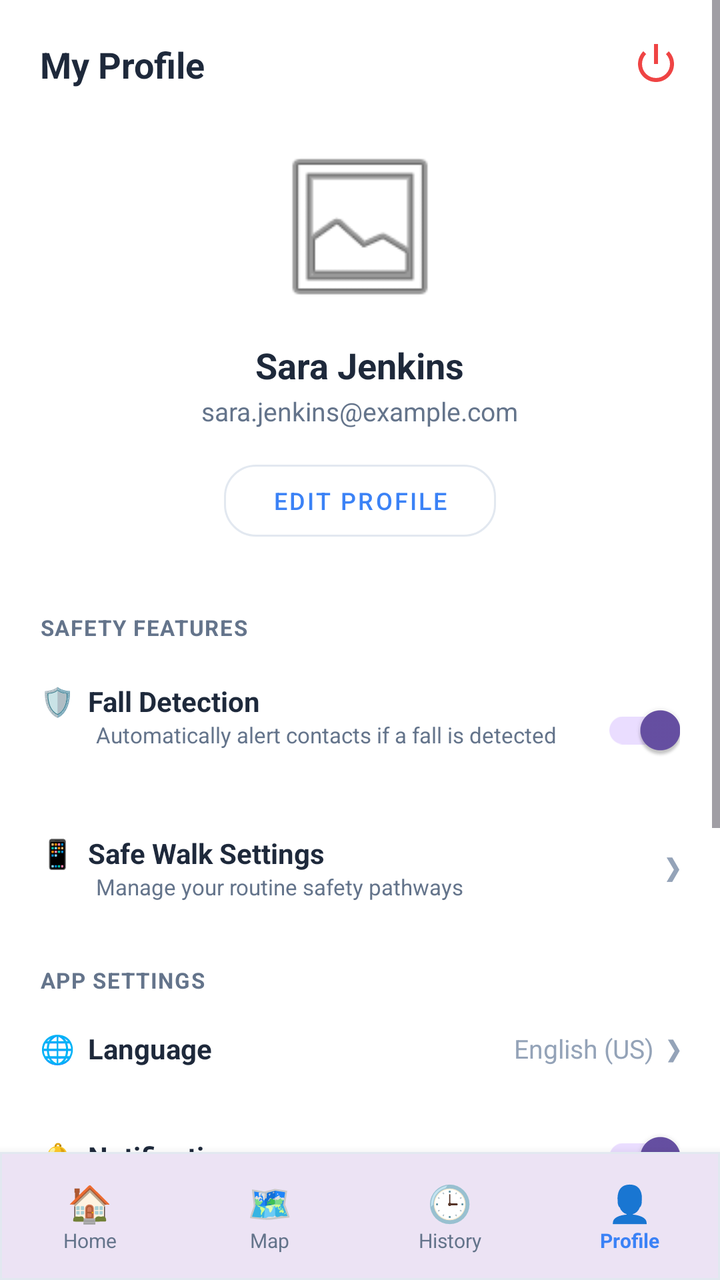
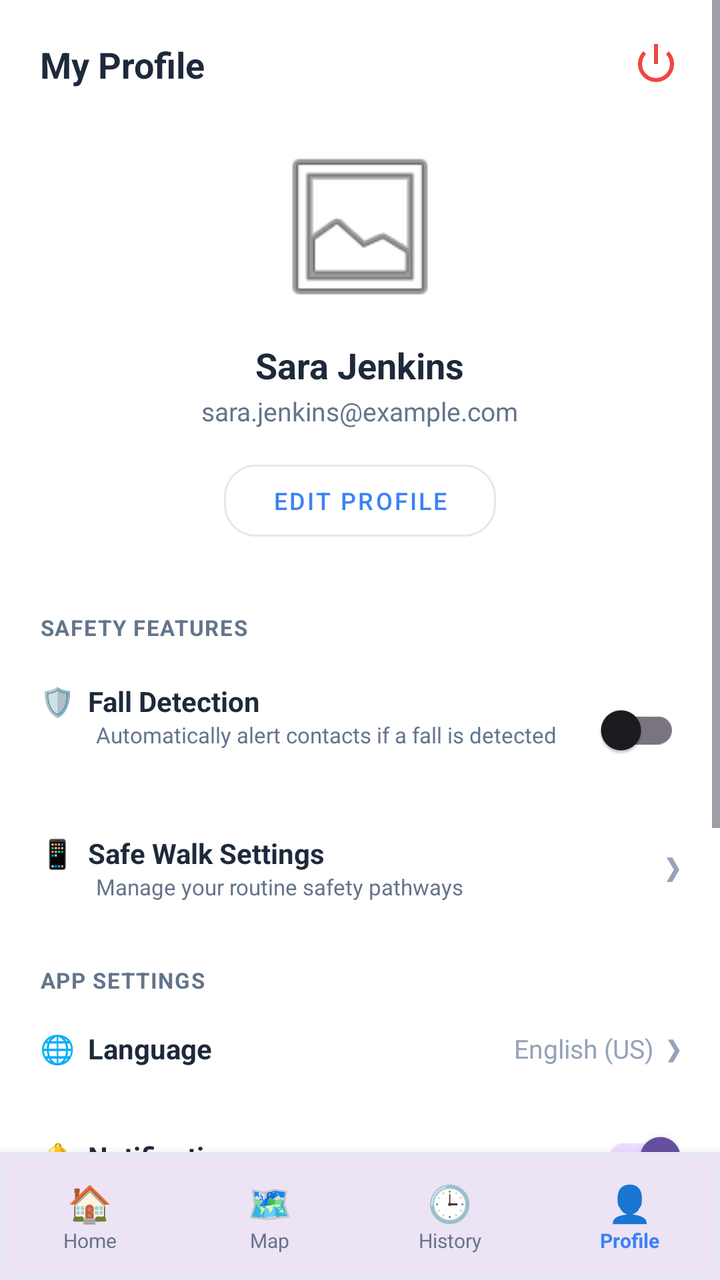

Screens rendered from an Android XML layout before and after an edit, with the pre-edit source and the edit as a unified diff.
<!-- AndroidManifest.xml: application theme Theme.SafeRoute -->
<!-- res/layout/fragment_profile.xml -->
<?xml version="1.0" encoding="utf-8"?>
<RelativeLayout xmlns:android="http://schemas.android.com/apk/res/android"
    xmlns:app="http://schemas.android.com/apk/res-auto"
    android:layout_width="match_parent"
    android:layout_height="match_parent"
    android:background="#FFFFFF">

    <ScrollView
        android:layout_width="match_parent"
        android:layout_height="match_parent"
        android:layout_above="@id/bottomNavigationContainer"
        android:fillViewport="true">

        <LinearLayout
            android:layout_width="match_parent"
            android:layout_height="wrap_content"
            android:orientation="vertical"
            android:padding="20dp"
            android:gravity="center_horizontal">

            <RelativeLayout
                android:layout_width="match_parent"
                android:layout_height="wrap_content">
                <TextView
                    android:layout_width="wrap_content"
                    android:layout_height="wrap_content"
                    android:text="My Profile"
                    android:textColor="#1E293B"
                    android:textStyle="bold"
                    android:textSize="18sp"/>
                <ImageView
                    android:id="@+id/btnExitApp"
                    android:layout_width="24dp"
                    android:layout_height="24dp"
                    android:layout_alignParentEnd="true"
                    android:src="@android:drawable/ic_lock_power_off"
                    app:tint="#EF4444"/>
            </RelativeLayout>

            <com.google.android.material.imageview.ShapeableImageView
                android:id="@+id/ivUserProfile"
                android:layout_width="90dp"
                android:layout_height="90dp"
                android:layout_marginTop="24dp"
                android:src="@android:drawable/ic_menu_gallery"
                app:shapeAppearanceOverlay="@style/ShapeAppearance.MaterialComponents.LargeComponent"
                android:scaleType="centerCrop"/>

            <TextView
                android:id="@+id/tvProfileName"
                android:layout_width="wrap_content"
                android:layout_height="wrap_content"
                android:text="Sara Jenkins"
                android:textColor="#1E293B"
                android:textStyle="bold"
                android:textSize="18sp"
                android:layout_marginTop="12dp"/>

            <TextView
                android:id="@+id/tvProfileEmail"
                android:layout_width="wrap_content"
                android:layout_height="wrap_content"
                android:text="sara.jenkins@example.com"
                android:textColor="#64748B"
                android:textSize="13sp"
                android:layout_marginTop="2dp"/>

            <com.google.android.material.button.MaterialButton
                android:id="@+id/btnEditProfile"
                style="@style/Widget.MaterialComponents.Button.OutlinedButton"
                android:layout_width="wrap_content"
                android:layout_height="wrap_content"
                android:layout_marginTop="12dp"
                android:text="Edit Profile"
                android:textColor="#3B82F6"
                android:textSize="12sp"
                app:strokeColor="#E2E8F0"
                app:cornerRadius="16dp"
                android:paddingHorizontal="24dp"/>

            <TextView
                android:layout_width="wrap_content"
                android:layout_height="wrap_content"
                android:text="SAFETY FEATURES"
                android:textColor="#64748B"
                android:textSize="11sp"
                android:textStyle="bold"
                android:layout_gravity="start"
                android:layout_marginTop="32dp"
                android:letterSpacing="0.05"/>

            <RelativeLayout
                android:layout_width="match_parent"
                android:layout_height="wrap_content"
                android:layout_marginTop="12dp"
                android:paddingVertical="8dp">
                <TextView
                    android:id="@+id/tvFallTitle"
                    android:layout_width="wrap_content"
                    android:layout_height="wrap_content"
                    android:text="🛡️  Fall Detection"
                    android:textColor="#1E293B"
                    android:textStyle="bold"
                    android:textSize="14sp"/>
                <TextView
                    android:layout_width="wrap_content"
                    android:layout_height="wrap_content"
                    android:layout_below="@id/tvFallTitle"
                    android:layout_marginStart="28dp"
                    android:text="Automatically alert contacts if a fall is detected"
                    android:textColor="#64748B"
                    android:textSize="11sp"/>
                <com.google.android.material.switchmaterial.SwitchMaterial
                    android:id="@+id/switchFallDetection"
                    android:layout_width="wrap_content"
                    android:layout_height="wrap_content"
                    android:layout_alignParentEnd="true"
                    android:layout_centerVertical="true"
                    android:checked="true"/>
            </RelativeLayout>

            <RelativeLayout
                android:id="@+id/btnSafeWalkSettings"
                android:layout_width="match_parent"
                android:layout_height="wrap_content"
                android:layout_marginTop="12dp"
                android:paddingVertical="8dp">
                <TextView
                    android:id="@+id/tvWalkTitle"
                    android:layout_width="wrap_content"
                    android:layout_height="wrap_content"
                    android:text="📱  Safe Walk Settings"
                    android:textColor="#1E293B"
                    android:textStyle="bold"
                    android:textSize="14sp"/>
                <TextView
                    android:layout_width="wrap_content"
                    android:layout_height="wrap_content"
                    android:layout_below="@id/tvWalkTitle"
                    android:layout_marginStart="28dp"
                    android:text="Manage your routine safety pathways"
                    android:textColor="#64748B"
                    android:textSize="11sp"/>
                <TextView
                    android:layout_width="wrap_content"
                    android:layout_height="wrap_content"
                    android:layout_alignParentEnd="true"
                    android:layout_centerVertical="true"
                    android:text="❯"
                    android:textColor="#94A3B8"/>
            </RelativeLayout>

            <TextView
                android:layout_width="wrap_content"
                android:layout_height="wrap_content"
                android:text="APP SETTINGS"
                android:textColor="#64748B"
                android:textSize="11sp"
                android:textStyle="bold"
                android:layout_gravity="start"
                android:layout_marginTop="24dp"
                android:letterSpacing="0.05"/>

            <RelativeLayout
                android:id="@+id/btnLanguage"
                android:layout_width="match_parent"
                android:layout_height="54dp">
                <TextView
                    android:layout_width="wrap_content"
                    android:layout_height="wrap_content"
                    android:layout_centerVertical="true"
                    android:text="🌐  Language"
                    android:textColor="#1E293B"
                    android:textSize="14sp"
                    android:textStyle="bold"/>
                <TextView
                    android:layout_width="wrap_content"
                    android:layout_height="wrap_content"
                    android:layout_alignParentEnd="true"
                    android:layout_centerVertical="true"
                    android:text="English (US)  ❯"
                    android:textColor="#94A3B8"
                    android:textSize="13sp"/>
            </RelativeLayout>

            <RelativeLayout
                android:layout_width="match_parent"
                android:layout_height="54dp">
                <TextView
                    android:layout_width="wrap_content"
                    android:layout_height="wrap_content"
                    android:layout_centerVertical="true"
                    android:text="🔔  Notifications"
                    android:textColor="#1E293B"
                    android:textSize="14sp"
                    android:textStyle="bold"/>
                <com.google.android.material.switchmaterial.SwitchMaterial
                    android:id="@+id/switchNotifications"
                    android:layout_width="wrap_content"
                    android:layout_height="wrap_content"
                    android:layout_alignParentEnd="true"
                    android:layout_centerVertical="true"
                    android:checked="true"/>
            </RelativeLayout>

            <RelativeLayout
                android:layout_width="match_parent"
                android:layout_height="54dp">
                <TextView
                    android:layout_width="wrap_content"
                    android:layout_height="wrap_content"
                    android:layout_centerVertical="true"
                    android:text="🌙  Dark Mode"
                    android:textColor="#1E293B"
                    android:textSize="14sp"
                    android:textStyle="bold"/>
                <com.google.android.material.switchmaterial.SwitchMaterial
                    android:id="@+id/switchDarkMode"
                    android:layout_width="wrap_content"
                    android:layout_height="wrap_content"
                    android:layout_alignParentEnd="true"
                    android:layout_centerVertical="true"/>
            </RelativeLayout>

            <LinearLayout
                android:id="@+id/btnLogoutClick"
                android:layout_width="match_parent"
                android:layout_height="wrap_content"
                android:orientation="horizontal"
                android:gravity="center"
                android:layout_marginTop="32dp"
                android:padding="12dp">
                <TextView
                    android:layout_width="wrap_content"
                    android:layout_height="wrap_content"
                    android:text="↩️  Logout"
                    android:textColor="#EF4444"
                    android:textSize="15sp"
                    android:textStyle="bold"/>
            </LinearLayout>

            <TextView
                android:layout_width="wrap_content"
                android:layout_height="wrap_content"
                android:text="SAFEROUTE V2.4.0"
                android:textColor="#94A3B8"
                android:textSize="10sp"
                android:textStyle="bold"
                android:layout_marginTop="16dp"
                android:layout_marginBottom="16dp"
                android:letterSpacing="0.05"/>
        </LinearLayout>
    </ScrollView>

    <com.google.android.material.card.MaterialCardView
        android:id="@+id/bottomNavigationContainer"
        android:layout_width="match_parent"
        android:layout_height="64dp"
        android:layout_alignParentBottom="true"
        app:cardCornerRadius="0dp"
        app:strokeWidth="1dp"
        app:strokeColor="#E2E8F0"
        app:cardElevation="8dp">

        <LinearLayout
            android:layout_width="match_parent"
            android:layout_height="match_parent"
            android:orientation="horizontal"
            android:gravity="center_vertical">

            <LinearLayout android:layout_width="0dp" android:layout_height="match_parent" android:layout_weight="1" android:orientation="vertical" android:gravity="center">
                <TextView android:layout_width="wrap_content" android:layout_height="wrap_content" android:text="🏠" android:textSize="18sp"/><TextView android:layout_width="wrap_content" android:layout_height="wrap_content" android:text="Home" android:textSize="10sp" android:textColor="#64748B"/>
            </LinearLayout>
            <LinearLayout android:layout_width="0dp" android:layout_height="match_parent" android:layout_weight="1" android:orientation="vertical" android:gravity="center">
                <TextView android:layout_width="wrap_content" android:layout_height="wrap_content" android:text="🗺️" android:textSize="18sp"/><TextView android:layout_width="wrap_content" android:layout_height="wrap_content" android:text="Map" android:textSize="10sp" android:textColor="#64748B"/>
            </LinearLayout>
            <LinearLayout android:layout_width="0dp" android:layout_height="match_parent" android:layout_weight="1" android:orientation="vertical" android:gravity="center">
                <TextView android:layout_width="wrap_content" android:layout_height="wrap_content" android:text="🕒" android:textSize="18sp"/><TextView android:layout_width="wrap_content" android:layout_height="wrap_content" android:text="History" android:textSize="10sp" android:textColor="#64748B"/>
            </LinearLayout>
            <LinearLayout android:layout_width="0dp" android:layout_height="match_parent" android:layout_weight="1" android:orientation="vertical" android:gravity="center">
                <TextView android:layout_width="wrap_content" android:layout_height="wrap_content" android:text="👤" android:textSize="18sp"/><TextView android:layout_width="wrap_content" android:layout_height="wrap_content" android:text="Profile" android:textSize="10sp" android:textColor="#3B82F6" android:textStyle="bold"/>
            </LinearLayout>
        </LinearLayout>
    </com.google.android.material.card.MaterialCardView>

</RelativeLayout>
<!-- resources referenced by this layout -->
<resources>
  <style name="Theme.SafeRoute" parent="Base.Theme.SafeRoute" />
  <style name="Base.Theme.SafeRoute" parent="Theme.Material3.DayNight.NoActionBar">
          
          
      </style>
</resources>

<!-- the commit's change to res/layout/fragment_profile.xml (unified diff, before → after) -->
@@ -14,27 +14,29 @@
         <LinearLayout
             android:layout_width="match_parent"
             android:layout_height="wrap_content"
+            android:gravity="center_horizontal"
             android:orientation="vertical"
-            android:padding="20dp"
-            android:gravity="center_horizontal">
+            android:padding="20dp">
 
             <RelativeLayout
                 android:layout_width="match_parent"
                 android:layout_height="wrap_content">
+
                 <TextView
                     android:layout_width="wrap_content"
                     android:layout_height="wrap_content"
                     android:text="My Profile"
                     android:textColor="#1E293B"
-                    android:textStyle="bold"
-                    android:textSize="18sp"/>
+                    android:textSize="18sp"
+                    android:textStyle="bold" />
+
                 <ImageView
                     android:id="@+id/btnExitApp"
                     android:layout_width="24dp"
                     android:layout_height="24dp"
                     android:layout_alignParentEnd="true"
                     android:src="@android:drawable/ic_lock_power_off"
-                    app:tint="#EF4444"/>
+                    app:tint="#EF4444" />
             </RelativeLayout>
 
             <com.google.android.material.imageview.ShapeableImageView
@@ -42,28 +44,28 @@
                 android:layout_width="90dp"
                 android:layout_height="90dp"
                 android:layout_marginTop="24dp"
+                android:scaleType="centerCrop"
                 android:src="@android:drawable/ic_menu_gallery"
-                app:shapeAppearanceOverlay="@style/ShapeAppearance.MaterialComponents.LargeComponent"
-                android:scaleType="centerCrop"/>
+                app:shapeAppearanceOverlay="@style/ShapeAppearance.MaterialComponents.LargeComponent" />
 
             <TextView
                 android:id="@+id/tvProfileName"
                 android:layout_width="wrap_content"
                 android:layout_height="wrap_content"
+                android:layout_marginTop="12dp"
                 android:text="Sara Jenkins"
                 android:textColor="#1E293B"
-                android:textStyle="bold"
                 android:textSize="18sp"
-                android:layout_marginTop="12dp"/>
+                android:textStyle="bold" />
 
             <TextView
                 android:id="@+id/tvProfileEmail"
                 android:layout_width="wrap_content"
                 android:layout_height="wrap_content"
+                android:layout_marginTop="2dp"
                 android:text="sara.jenkins@example.com"
                 android:textColor="#64748B"
-                android:textSize="13sp"
-                android:layout_marginTop="2dp"/>
+                android:textSize="13sp" />
 
             <com.google.android.material.button.MaterialButton
                 android:id="@+id/btnEditProfile"
@@ -71,37 +73,39 @@
                 android:layout_width="wrap_content"
                 android:layout_height="wrap_content"
                 android:layout_marginTop="12dp"
+                android:paddingHorizontal="24dp"
                 android:text="Edit Profile"
                 android:textColor="#3B82F6"
                 android:textSize="12sp"
-                app:strokeColor="#E2E8F0"
                 app:cornerRadius="16dp"
-                android:paddingHorizontal="24dp"/>
-
-            <TextView
-                android:layout_width="wrap_content"
-                android:layout_height="wrap_content"
+                app:strokeColor="#E2E8F0" />
+
+            <TextView
+                android:layout_width="wrap_content"
+                android:layout_height="wrap_content"
+                android:layout_gravity="start"
+                android:layout_marginTop="32dp"
+                android:letterSpacing="0.05"
                 android:text="SAFETY FEATURES"
                 android:textColor="#64748B"
                 android:textSize="11sp"
-                android:textStyle="bold"
-                android:layout_gravity="start"
-                android:layout_marginTop="32dp"
-                android:letterSpacing="0.05"/>
+                android:textStyle="bold" />
 
             <RelativeLayout
                 android:layout_width="match_parent"
                 android:layout_height="wrap_content"
                 android:layout_marginTop="12dp"
                 android:paddingVertical="8dp">
+
                 <TextView
                     android:id="@+id/tvFallTitle"
                     android:layout_width="wrap_content"
                     android:layout_height="wrap_content"
                     android:text="🛡️  Fall Detection"
                     android:textColor="#1E293B"
-                    android:textStyle="bold"
-                    android:textSize="14sp"/>
+                    android:textSize="14sp"
+                    android:textStyle="bold" />
+
                 <TextView
                     android:layout_width="wrap_content"
                     android:layout_height="wrap_content"
@@ -109,14 +113,14 @@
                     android:layout_marginStart="28dp"
                     android:text="Automatically alert contacts if a fall is detected"
                     android:textColor="#64748B"
-                    android:textSize="11sp"/>
+                    android:textSize="11sp" />
+
                 <com.google.android.material.switchmaterial.SwitchMaterial
                     android:id="@+id/switchFallDetection"
                     android:layout_width="wrap_content"
                     android:layout_height="wrap_content"
                     android:layout_alignParentEnd="true"
-                    android:layout_centerVertical="true"
-                    android:checked="true"/>
+                    android:layout_centerVertical="true" />
             </RelativeLayout>
 
             <RelativeLayout
@@ -125,14 +129,16 @@
                 android:layout_height="wrap_content"
                 android:layout_marginTop="12dp"
                 android:paddingVertical="8dp">
+
                 <TextView
                     android:id="@+id/tvWalkTitle"
                     android:layout_width="wrap_content"
                     android:layout_height="wrap_content"
                     android:text="📱  Safe Walk Settings"
                     android:textColor="#1E293B"
-                    android:textStyle="bold"
-                    android:textSize="14sp"/>
+                    android:textSize="14sp"
+                    android:textStyle="bold" />
+
                 <TextView
                     android:layout_width="wrap_content"
                     android:layout_height="wrap_content"
@@ -140,31 +146,33 @@
                     android:layout_marginStart="28dp"
                     android:text="Manage your routine safety pathways"
                     android:textColor="#64748B"
-                    android:textSize="11sp"/>
+                    android:textSize="11sp" />
+
                 <TextView
                     android:layout_width="wrap_content"
                     android:layout_height="wrap_content"
                     android:layout_alignParentEnd="true"
                     android:layout_centerVertical="true"
                     android:text="❯"
-                    android:textColor="#94A3B8"/>
-            </RelativeLayout>
-
-            <TextView
-                android:layout_width="wrap_content"
-                android:layout_height="wrap_content"
+                    android:textColor="#94A3B8" />
+            </RelativeLayout>
+
+            <TextView
+                android:layout_width="wrap_content"
+                android:layout_height="wrap_content"
+                android:layout_gravity="start"
+                android:layout_marginTop="24dp"
+                android:letterSpacing="0.05"
                 android:text="APP SETTINGS"
                 android:textColor="#64748B"
                 android:textSize="11sp"
-                android:textStyle="bold"
-                android:layout_gravity="start"
-                android:layout_marginTop="24dp"
-                android:letterSpacing="0.05"/>
+                android:textStyle="bold" />
 
             <RelativeLayout
                 android:id="@+id/btnLanguage"
                 android:layout_width="match_parent"
                 android:layout_height="54dp">
+
                 <TextView
                     android:layout_width="wrap_content"
                     android:layout_height="wrap_content"
@@ -172,7 +180,8 @@
                     android:text="🌐  Language"
                     android:textColor="#1E293B"
                     android:textSize="14sp"
-                    android:textStyle="bold"/>
+                    android:textStyle="bold" />
+
                 <TextView
                     android:layout_width="wrap_content"
                     android:layout_height="wrap_content"
@@ -180,12 +189,13 @@
                     android:layout_centerVertical="true"
                     android:text="English (US)  ❯"
                     android:textColor="#94A3B8"
-                    android:textSize="13sp"/>
+                    android:textSize="13sp" />
             </RelativeLayout>
 
             <RelativeLayout
                 android:layout_width="match_parent"
                 android:layout_height="54dp">
+
                 <TextView
                     android:layout_width="wrap_content"
                     android:layout_height="wrap_content"
@@ -193,19 +203,21 @@
                     android:text="🔔  Notifications"
                     android:textColor="#1E293B"
                     android:textSize="14sp"
-                    android:textStyle="bold"/>
+                    android:textStyle="bold" />
+
                 <com.google.android.material.switchmaterial.SwitchMaterial
                     android:id="@+id/switchNotifications"
                     android:layout_width="wrap_content"
                     android:layout_height="wrap_content"
                     android:layout_alignParentEnd="true"
                     android:layout_centerVertical="true"
-                    android:checked="true"/>
+                    android:checked="true" />
             </RelativeLayout>
 
             <RelativeLayout
                 android:layout_width="match_parent"
                 android:layout_height="54dp">
+
                 <TextView
                     android:layout_width="wrap_content"
                     android:layout_height="wrap_content"
@@ -213,42 +225,44 @@
                     android:text="🌙  Dark Mode"
                     android:textColor="#1E293B"
                     android:textSize="14sp"
-                    android:textStyle="bold"/>
+                    android:textStyle="bold" />
+
                 <com.google.android.material.switchmaterial.SwitchMaterial
                     android:id="@+id/switchDarkMode"
                     android:layout_width="wrap_content"
                     android:layout_height="wrap_content"
                     android:layout_alignParentEnd="true"
-                    android:layout_centerVertical="true"/>
+                    android:layout_centerVertical="true" />
             </RelativeLayout>
 
             <LinearLayout
                 android:id="@+id/btnLogoutClick"
                 android:layout_width="match_parent"
                 android:layout_height="wrap_content"
+                android:layout_marginTop="32dp"
+                android:gravity="center"
                 android:orientation="horizontal"
-                android:gravity="center"
-                android:layout_marginTop="32dp"
                 android:padding="12dp">
+
                 <TextView
                     android:layout_width="wrap_content"
                     android:layout_height="wrap_content"
                     android:text="↩️  Logout"
                     android:textColor="#EF4444"
                     android:textSize="15sp"
-                    android:textStyle="bold"/>
-            </LinearLayout>
-
-            <TextView
-                android:layout_width="wrap_content"
-                android:layout_height="wrap_content"
+                    android:textStyle="bold" />
+            </LinearLayout>
+
+            <TextView
+                android:layout_width="wrap_content"
+                android:layout_height="wrap_content"
+                android:layout_marginTop="16dp"
+                android:layout_marginBottom="16dp"
+                android:letterSpacing="0.05"
                 android:text="SAFEROUTE V2.4.0"
                 android:textColor="#94A3B8"
                 android:textSize="10sp"
-                android:textStyle="bold"
-                android:layout_marginTop="16dp"
-                android:layout_marginBottom="16dp"
-                android:letterSpacing="0.05"/>
+                android:textStyle="bold" />
         </LinearLayout>
     </ScrollView>
 
@@ -258,27 +272,99 @@
         android:layout_height="64dp"
         android:layout_alignParentBottom="true"
         app:cardCornerRadius="0dp"
-        app:strokeWidth="1dp"
+        app:cardElevation="8dp"
         app:strokeColor="#E2E8F0"
-        app:cardElevation="8dp">
+        app:strokeWidth="1dp">
 
         <LinearLayout
             android:layout_width="match_parent"
             android:layout_height="match_parent"
-            android:orientation="horizontal"
-            android:gravity="center_vertical">
-
-            <LinearLayout android:layout_width="0dp" android:layout_height="match_parent" android:layout_weight="1" android:orientation="vertical" android:gravity="center">
-                <TextView android:layout_width="wrap_content" android:layout_height="wrap_content" android:text="🏠" android:textSize="18sp"/><TextView android:layout_width="wrap_content" android:layout_height="wrap_content" android:text="Home" android:textSize="10sp" android:textColor="#64748B"/>
-            </LinearLayout>
-            <LinearLayout android:layout_width="0dp" android:layout_height="match_parent" android:layout_weight="1" android:orientation="vertical" android:gravity="center">
-                <TextView android:layout_width="wrap_content" android:layout_height="wrap_content" android:text="🗺️" android:textSize="18sp"/><TextView android:layout_width="wrap_content" android:layout_height="wrap_content" android:text="Map" android:textSize="10sp" android:textColor="#64748B"/>
-            </LinearLayout>
-            <LinearLayout android:layout_width="0dp" android:layout_height="match_parent" android:layout_weight="1" android:orientation="vertical" android:gravity="center">
-                <TextView android:layout_width="wrap_content" android:layout_height="wrap_content" android:text="🕒" android:textSize="18sp"/><TextView android:layout_width="wrap_content" android:layout_height="wrap_content" android:text="History" android:textSize="10sp" android:textColor="#64748B"/>
-            </LinearLayout>
-            <LinearLayout android:layout_width="0dp" android:layout_height="match_parent" android:layout_weight="1" android:orientation="vertical" android:gravity="center">
-                <TextView android:layout_width="wrap_content" android:layout_height="wrap_content" android:text="👤" android:textSize="18sp"/><TextView android:layout_width="wrap_content" android:layout_height="wrap_content" android:text="Profile" android:textSize="10sp" android:textColor="#3B82F6" android:textStyle="bold"/>
+            android:gravity="center_vertical"
+            android:orientation="horizontal">
+
+            <LinearLayout
+                android:layout_width="0dp"
+                android:layout_height="match_parent"
+                android:layout_weight="1"
+                android:gravity="center"
+                android:orientation="vertical">
+
+                <TextView
+                    android:layout_width="wrap_content"
+                    android:layout_height="wrap_content"
+                    android:text="🏠"
+                    android:textSize="18sp" />
+
+                <TextView
+                    android:layout_width="wrap_content"
+                    android:layout_height="wrap_content"
+                    android:text="Home"
+                    android:textColor="#64748B"
+                    android:textSize="10sp" />
+            </LinearLayout>
+
+            <LinearLayout
+                android:layout_width="0dp"
+                android:layout_height="match_parent"
+                android:layout_weight="1"
+                android:gravity="center"
+                android:orientation="vertical">
+
+                <TextView
+                    android:layout_width="wrap_content"
+                    android:layout_height="wrap_content"
+                    android:text="🗺️"
+                    android:textSize="18sp" />
+
+                <TextView
+                    android:layout_width="wrap_content"
+                    android:layout_height="wrap_content"
+                    android:text="Map"
+                    android:textColor="#64748B"
+                    android:textSize="10sp" />
+            </LinearLayout>
+
+            <LinearLayout
+                android:layout_width="0dp"
+                android:layout_height="match_parent"
+                android:layout_weight="1"
+                android:gravity="center"
+                android:orientation="vertical">
+
+                <TextView
+                    android:layout_width="wrap_content"
+                    android:layout_height="wrap_content"
+                    android:text="🕒"
+                    android:textSize="18sp" />
+
+                <TextView
+                    android:layout_width="wrap_content"
+                    android:layout_height="wrap_content"
+                    android:text="History"
+                    android:textColor="#64748B"
+                    android:textSize="10sp" />
+            </LinearLayout>
+
+            <LinearLayout
+                android:layout_width="0dp"
+                android:layout_height="match_parent"
+                android:layout_weight="1"
+                android:gravity="center"
+                android:orientation="vertical">
+
+                <TextView
+                    android:layout_width="wrap_content"
+                    android:layout_height="wrap_content"
+                    android:text="👤"
+                    android:textSize="18sp" />
+
+                <TextView
+                    android:layout_width="wrap_content"
+                    android:layout_height="wrap_content"
+                    android:text="Profile"
+                    android:textColor="#3B82F6"
+                    android:textSize="10sp"
+                    android:textStyle="bold" />
             </LinearLayout>
         </LinearLayout>
     </com.google.android.material.card.MaterialCardView>
